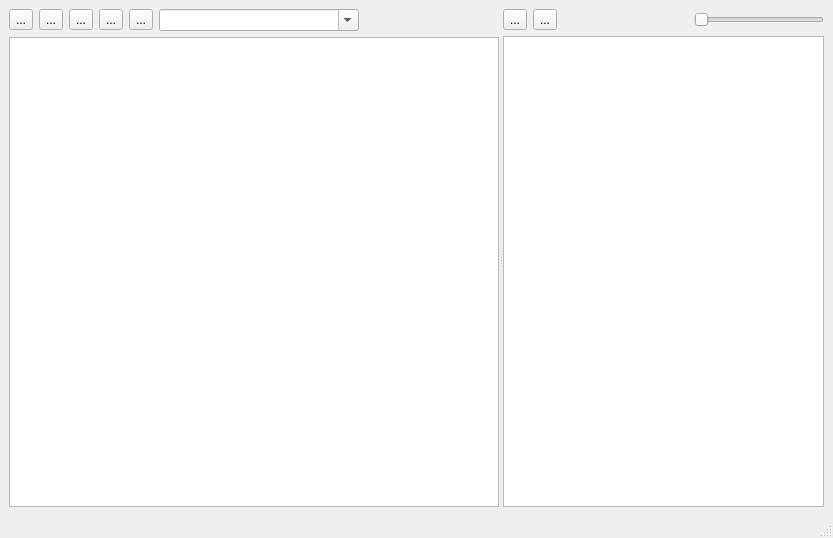
Old version of the form ui/MainWindow.ui in the repository cnhemiya/shitu-manager.
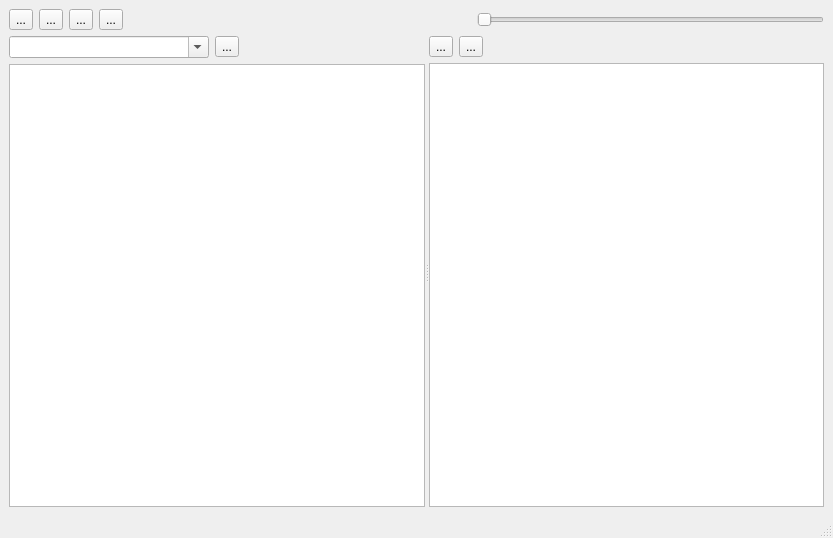
New version of the form.

Commit message: 更新 界面

Diff of the .ui file:
```diff
--- a/ui/MainWindow.ui
+++ b/ui/MainWindow.ui
@@ -20,20 +20,10 @@
    <string>识图图像库管理</string>
   </property>
   <widget class="QWidget" name="centralwidget">
+   <layout class="QVBoxLayout" name="verticalLayout_3">
+    <item>
    <layout class="QHBoxLayout" name="horizontalLayout_3">
     <item>
-     <widget class="QSplitter" name="splitter">
-      <property name="orientation">
-       <enum>Qt::Horizontal</enum>
-      </property>
-      <widget class="QWidget" name="layoutWidget">
-       <layout class="QVBoxLayout" name="verticalLayout_2">
-        <property name="sizeConstraint">
-         <enum>QLayout::SetDefaultConstraint</enum>
-        </property>
-        <item>
-         <layout class="QHBoxLayout" name="horizontalLayout">
-          <item>
            <widget class="QToolButton" name="appMenuBtn">
             <property name="text">
              <string>...</string>
@@ -62,12 +52,57 @@
            </widget>
           </item>
           <item>
-           <widget class="QToolButton" name="searchClassifyBtn">
-            <property name="text">
-             <string>...</string>
+       <spacer name="horizontalSpacer_3">
+        <property name="orientation">
+         <enum>Qt::Horizontal</enum>
+        </property>
+        <property name="sizeHint" stdset="0">
+         <size>
+          <width>40</width>
+          <height>20</height>
+         </size>
+        </property>
+       </spacer>
+      </item>
+      <item>
+       <widget class="QSlider" name="imageScaleSlider">
+        <property name="maximumSize">
+         <size>
+          <width>400</width>
+          <height>16777215</height>
+         </size>
+        </property>
+        <property name="minimum">
+         <number>1</number>
+        </property>
+        <property name="maximum">
+         <number>8</number>
+        </property>
+        <property name="pageStep">
+         <number>2</number>
+        </property>
+        <property name="orientation">
+         <enum>Qt::Horizontal</enum>
             </property>
            </widget>
           </item>
+     </layout>
+    </item>
+    <item>
+     <widget class="QSplitter" name="splitter">
+      <property name="sizePolicy">
+       <sizepolicy hsizetype="Expanding" vsizetype="Expanding">
+        <horstretch>0</horstretch>
+        <verstretch>0</verstretch>
+       </sizepolicy>
+      </property>
+      <property name="orientation">
+       <enum>Qt::Horizontal</enum>
+      </property>
+      <widget class="QWidget" name="">
+       <layout class="QVBoxLayout" name="verticalLayout_2">
+        <item>
+         <layout class="QHBoxLayout" name="horizontalLayout">
           <item>
            <widget class="QComboBox" name="searchClassifyHistoryCmb">
             <property name="sizePolicy">
@@ -100,7 +135,14 @@
            </widget>
           </item>
           <item>
-           <spacer name="horizontalSpacer_3">
+           <widget class="QToolButton" name="searchClassifyBtn">
+            <property name="text">
+             <string>...</string>
+            </property>
+           </widget>
+          </item>
+          <item>
+           <spacer name="horizontalSpacer">
             <property name="orientation">
              <enum>Qt::Horizontal</enum>
             </property>
@@ -135,7 +177,7 @@
         </item>
        </layout>
       </widget>
-      <widget class="QWidget" name="layoutWidget">
+      <widget class="QWidget" name="">
        <layout class="QVBoxLayout" name="verticalLayout">
         <item>
          <layout class="QHBoxLayout" name="horizontalLayout_2">
@@ -166,28 +208,6 @@
             </property>
            </spacer>
           </item>
-          <item>
-           <widget class="QSlider" name="imageScaleSlider">
-            <property name="maximumSize">
-             <size>
-              <width>400</width>
-              <height>16777215</height>
-             </size>
-            </property>
-            <property name="minimum">
-             <number>1</number>
-            </property>
-            <property name="maximum">
-             <number>8</number>
-            </property>
-            <property name="pageStep">
-             <number>2</number>
-            </property>
-            <property name="orientation">
-             <enum>Qt::Horizontal</enum>
-            </property>
-           </widget>
-          </item>
          </layout>
         </item>
         <item>
```
Lines whose indentation alone changed are shown as unchanged. The commit also changes 1 other file.
